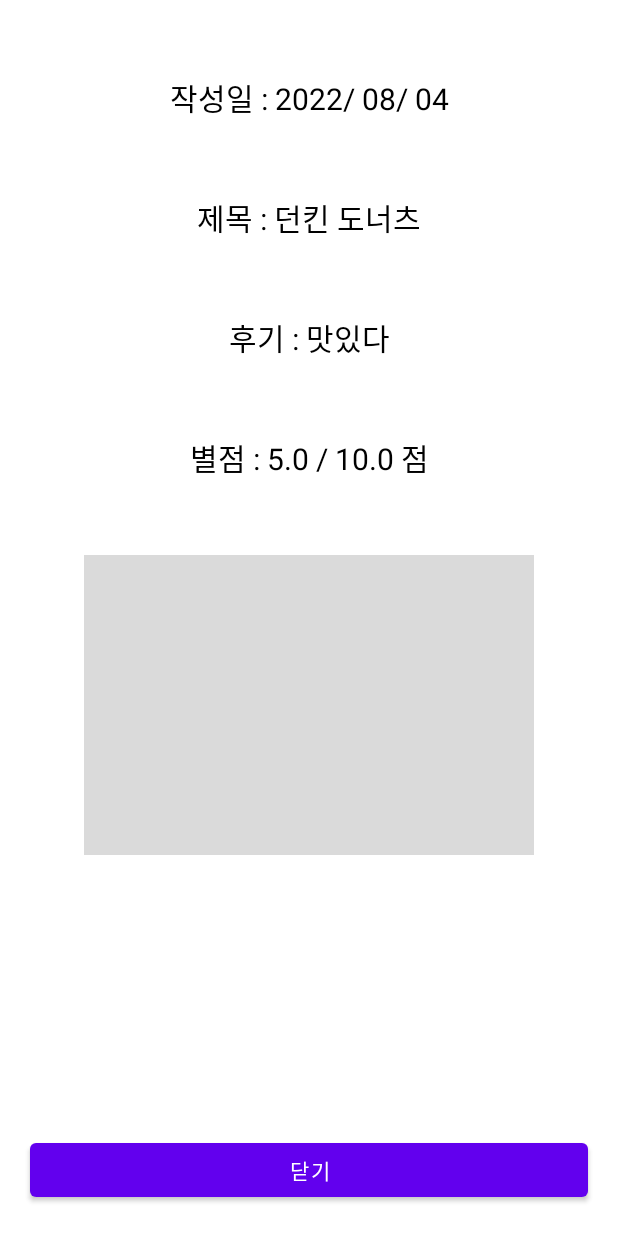
After one commit to chlqudco/MyDishList, an Android app: the DetailActivity screen opened directly, with no data from a screen before it, on a phone screen of 412 x 824 dp. The commit adds this screen. Run offline under Robolectric (Android 15) with nearby library versions, the phone set to English and light mode, and no system bars; 1 statement that could not run was skipped.

Commit message:
상세 화면 구현 완료

```diff
--- a/app/src/main/java/com/chlqudco/develop/mydishlist/data/entity/RecordEntity.kt
+++ b/app/src/main/java/com/chlqudco/develop/mydishlist/data/entity/RecordEntity.kt
@@ -14,5 +14,6 @@ data class RecordEntity(
     @ColumnInfo val title : String,
     @ColumnInfo val rating: Float,
     @ColumnInfo val date: Long,
+    @ColumnInfo val review: String,
     @ColumnInfo val imageUrl: String?
 ):Parcelable
--- a/app/src/main/java/com/chlqudco/develop/mydishlist/di/AppModule.kt
+++ b/app/src/main/java/com/chlqudco/develop/mydishlist/di/AppModule.kt
@@ -8,6 +8,7 @@ import com.chlqudco.develop.mydishlist.domain.Record.AddRecordUseCase
 import com.chlqudco.develop.mydishlist.domain.Record.GetRecordItemUseCase
 import com.chlqudco.develop.mydishlist.domain.Record.GetRecordListUseCase
 import com.chlqudco.develop.mydishlist.presentation.addrecord.AddRecordViewModel
+import com.chlqudco.develop.mydishlist.presentation.detail.DetailViewModel
 import com.chlqudco.develop.mydishlist.presentation.main.MainViewModel
 import kotlinx.coroutines.Dispatchers
 import org.koin.android.ext.koin.androidApplication
@@ -23,6 +24,7 @@ internal val appModule = module{
     //뷰모델
     viewModel { MainViewModel(get()) }
     viewModel { AddRecordViewModel(get())}
+    viewModel { DetailViewModel() }
 
     //유스케이스
     factory { GetRecordListUseCase(get()) }
--- a/app/src/main/java/com/chlqudco/develop/mydishlist/presentation/adapter/RecordListAdapter.kt
+++ b/app/src/main/java/com/chlqudco/develop/mydishlist/presentation/adapter/RecordListAdapter.kt
@@ -6,11 +6,10 @@ import android.view.ViewGroup
 import androidx.recyclerview.widget.RecyclerView
 import com.chlqudco.develop.mydishlist.data.entity.RecordEntity
 import com.chlqudco.develop.mydishlist.databinding.ItemFoodBinding
-import com.chlqudco.develop.mydishlist.utility.BitmapConverter
 import java.text.SimpleDateFormat
 import java.util.*
 
-class RecordListAdapter: RecyclerView.Adapter<RecordListAdapter.RecordViewHolder>() {
+class RecordListAdapter(val clickedListener: (RecordEntity) -> Unit): RecyclerView.Adapter<RecordListAdapter.RecordViewHolder>() {
 
     var recordList: List<RecordEntity> = mutableListOf()
 
@@ -29,6 +28,9 @@ class RecordListAdapter: RecyclerView.Adapter<RecordListAdapter.RecordViewHolder
             }
 
             //클릭 시 상세페이지 이동
+            binding.root.setOnClickListener {
+                clickedListener(record)
+            }
         }
     }
 
--- a/app/src/main/java/com/chlqudco/develop/mydishlist/presentation/addrecord/AddRecordActivity.kt
+++ b/app/src/main/java/com/chlqudco/develop/mydishlist/presentation/addrecord/AddRecordActivity.kt
@@ -36,6 +36,7 @@ internal class AddRecordActivity : BaseActivity<AddRecordViewModel, ActivityAddR
         getResult = registerForActivityResult(ActivityResultContracts.StartActivityForResult()){ result->
             if (result.resultCode == RESULT_OK){
                 result.data?.data?.let {
+                    contentResolver.takePersistableUriPermission(it,Intent.FLAG_GRANT_READ_URI_PERMISSION)
                     //val bitmap = it as Bitmap
                     imageUri = it.toString()
                     //binding.addRecordPhotoImageView.setImageBitmap(bitmap)
@@ -64,7 +65,8 @@ internal class AddRecordActivity : BaseActivity<AddRecordViewModel, ActivityAddR
         binding.addRecordSaveButton.setOnClickListener {
             val title = binding.addRecordTitleEditText.text.toString()
             val rating = binding.addRecordRatingBar.rating
-            val record = RecordEntity(null, title ,rating, System.currentTimeMillis(), imageUri)
+            val review = binding.addRecordReviewEditText.text.toString()
+            val record = RecordEntity(null, title ,rating, System.currentTimeMillis(), review, imageUri)
             viewModel.addRecord(record)
             Toast.makeText(this,"추가 되었습니다.",Toast.LENGTH_SHORT).show()
             finish()
@@ -90,7 +92,7 @@ internal class AddRecordActivity : BaseActivity<AddRecordViewModel, ActivityAddR
     }
 
     private fun navigatePhoto() {
-        val intent = Intent(Intent.ACTION_GET_CONTENT)
+        val intent = Intent(Intent.ACTION_OPEN_DOCUMENT)
         intent.type = "image/*"
         getResult.launch(intent)
     }
--- /dev/null
+++ b/app/src/main/java/com/chlqudco/develop/mydishlist/presentation/detail/DetailActivity.kt
@@ -0,0 +1,56 @@
+package com.chlqudco.develop.mydishlist.presentation.detail
+
+import android.Manifest
+import android.annotation.SuppressLint
+import android.content.pm.PackageManager
+import android.net.Uri
+import android.os.Bundle
+import com.chlqudco.develop.mydishlist.data.entity.RecordEntity
+import com.chlqudco.develop.mydishlist.databinding.ActivityDetailBinding
+import com.chlqudco.develop.mydishlist.presentation.BaseActivity
+import org.koin.androidx.viewmodel.ext.android.viewModel
+import java.text.SimpleDateFormat
+import java.util.*
+
+internal class DetailActivity : BaseActivity<DetailViewModel, ActivityDetailBinding>() {
+
+    override val viewModel by viewModel<DetailViewModel>()
+
+    override fun getViewBinding(): ActivityDetailBinding = ActivityDetailBinding.inflate(layoutInflater)
+
+    override fun observeData() { }
+
+    override fun onCreate(savedInstanceState: Bundle?) {
+        super.onCreate(savedInstanceState)
+
+        initViews()
+        if (checkSelfPermission(Manifest.permission.READ_EXTERNAL_STORAGE) != PackageManager.PERMISSION_GRANTED){
+            requestPermissions(arrayOf(Manifest.permission.READ_EXTERNAL_STORAGE), 10002)
+        }
+    }
+
+    @SuppressLint("SimpleDateFormat", "SetTextI18n")
+    private fun initViews(){
+
+        //이게 맞나? ㄷㄷ;;
+        val record = intent.getParcelableExtra<RecordEntity>("record")
+        val imageUrl = intent.getStringExtra("uri")
+
+        record?.let {
+            val date = Date(record.date)
+            val sdf = SimpleDateFormat("yyyy/ MM/ dd")
+            binding.detailWriteDateTextView.text = "작성일 : ${sdf.format(date)}"
+            binding.detailTitleTextView.text = "제목 : ${record.title}"
+            binding.detailReviewTextView.text = "후기 : ${record.review}"
+            binding.detailRatingTextView.text = "별점 : ${record.rating.toInt() * 2} / 10 점"
+        }
+
+        binding.detailPhotoImageView.setImageURI(null)
+        binding.detailPhotoImageView.setImageURI(Uri.parse(imageUrl))
+
+
+        binding.detailCloseButton.setOnClickListener {
+            finish()
+        }
+    }
+}
--- /dev/null
+++ b/app/src/main/java/com/chlqudco/develop/mydishlist/presentation/detail/DetailViewModel.kt
@@ -0,0 +1,8 @@
+package com.chlqudco.develop.mydishlist.presentation.detail
+
+import com.chlqudco.develop.mydishlist.presentation.BaseViewModel
+import kotlinx.coroutines.Job
+
+internal class DetailViewModel: BaseViewModel() {
+    override fun fetchData(): Job = Job()
+}
--- a/app/src/main/java/com/chlqudco/develop/mydishlist/presentation/main/MainActivity.kt
+++ b/app/src/main/java/com/chlqudco/develop/mydishlist/presentation/main/MainActivity.kt
@@ -12,6 +12,7 @@ import com.chlqudco.develop.mydishlist.databinding.ActivityMainBinding
 import com.chlqudco.develop.mydishlist.presentation.BaseActivity
 import com.chlqudco.develop.mydishlist.presentation.adapter.RecordListAdapter
 import com.chlqudco.develop.mydishlist.presentation.addrecord.AddRecordActivity
+import com.chlqudco.develop.mydishlist.presentation.detail.DetailActivity
 import kotlinx.coroutines.CoroutineScope
 import kotlinx.coroutines.Dispatchers
 import kotlinx.coroutines.launch
@@ -23,7 +24,7 @@ internal class MainActivity : BaseActivity<MainViewModel, ActivityMainBinding>()
 
     override fun getViewBinding(): ActivityMainBinding = ActivityMainBinding.inflate(layoutInflater)
 
-    private val adapter = RecordListAdapter()
+    private lateinit var adapter: RecordListAdapter
 
     override fun onCreate(savedInstanceState: Bundle?) {
         super.onCreate(savedInstanceState)
@@ -32,8 +33,17 @@ internal class MainActivity : BaseActivity<MainViewModel, ActivityMainBinding>()
     }
 
     private fun initViews() {
+
         //다크모드 금지
         AppCompatDelegate.setDefaultNightMode(AppCompatDelegate.MODE_NIGHT_NO)
+
+        //어댑터 초기화
+        adapter = RecordListAdapter {
+            val intent = Intent(this, DetailActivity::class.java)
+            intent.putExtra("record",it)
+            intent.putExtra("uri",it.imageUrl)
+            startActivity(intent)
+        }
 
         //리사이클러뷰
         binding.mainRecyclerView.adapter = adapter
@@ -50,6 +60,7 @@ internal class MainActivity : BaseActivity<MainViewModel, ActivityMainBinding>()
     override fun onResume() {
         super.onResume()
 
+        //목록 가져오기
         CoroutineScope(Dispatchers.Main).launch {
             adapter.recordList = viewModel.getRecordList()
             if (adapter.recordList.size > 0){
--- /dev/null
+++ b/app/src/main/res/layout/activity_detail.xml
@@ -0,0 +1,86 @@
+<?xml version="1.0" encoding="utf-8"?>
+<androidx.constraintlayout.widget.ConstraintLayout xmlns:android="http://schemas.android.com/apk/res/android"
+    xmlns:app="http://schemas.android.com/apk/res-auto"
+    xmlns:tools="http://schemas.android.com/tools"
+    android:layout_width="match_parent"
+    android:layout_height="match_parent"
+    tools:context=".presentation.detail.DetailActivity">
+
+    <TextView
+        android:id="@+id/detailWriteDateTextView"
+        android:layout_width="wrap_content"
+        android:layout_height="wrap_content"
+        android:text="작성일 : 2022/ 08/ 04"
+        app:layout_constraintStart_toStartOf="parent"
+        app:layout_constraintEnd_toEndOf="parent"
+        app:layout_constraintTop_toTopOf="parent"
+        android:textColor="@color/black"
+        android:textSize="20sp"
+        android:layout_marginTop="50dp"
+        />
+
+    <TextView
+        android:id="@+id/detailTitleTextView"
+        android:layout_width="wrap_content"
+        android:layout_height="wrap_content"
+        android:text="제목 : 던킨 도너츠"
+        app:layout_constraintStart_toStartOf="parent"
+        app:layout_constraintEnd_toEndOf="parent"
+        app:layout_constraintTop_toBottomOf="@id/detailWriteDateTextView"
+        android:textColor="@color/black"
+        android:textSize="20sp"
+        android:layout_marginTop="50dp"
+        />
+
+    <TextView
+        android:id="@+id/detailReviewTextView"
+        android:layout_width="wrap_content"
+        android:layout_height="wrap_content"
+        android:text="후기 : 맛있다"
+        app:layout_constraintStart_toStartOf="parent"
+        app:layout_constraintEnd_toEndOf="parent"
+        app:layout_constraintTop_toBottomOf="@id/detailTitleTextView"
+        android:textColor="@color/black"
+        android:layout_marginStart="50dp"
+        android:layout_marginEnd="50dp"
+        android:textSize="20sp"
+        android:layout_marginTop="50dp"
+        />
+
+    <TextView
+        android:id="@+id/detailRatingTextView"
+        android:layout_width="wrap_content"
+        android:layout_height="wrap_content"
+        android:text="별점 : 5.0 / 10.0 점"
+        app:layout_constraintStart_toStartOf="parent"
+        app:layout_constraintEnd_toEndOf="parent"
+        app:layout_constraintTop_toBottomOf="@id/detailReviewTextView"
+        android:textColor="@color/black"
+        android:layout_marginStart="50dp"
+        android:layout_marginEnd="50dp"
+        android:textSize="20sp"
+        android:layout_marginTop="50dp"
+        />
+
+    <ImageView
+        android:id="@+id/detailPhotoImageView"
+        android:layout_width="300dp"
+        android:layout_height="200dp"
+        app:layout_constraintStart_toStartOf="parent"
+        app:layout_constraintEnd_toEndOf="parent"
+        app:layout_constraintTop_toBottomOf="@id/detailRatingTextView"
+        android:background="#DADADA"
+        android:layout_marginTop="50dp"
+        tools:ignore="ContentDescription" />
+
+    <Button
+        android:id="@+id/detailCloseButton"
+        android:layout_width="0dp"
+        android:layout_height="wrap_content"
+        app:layout_constraintStart_toStartOf="parent"
+        app:layout_constraintEnd_toEndOf="parent"
+        app:layout_constraintBottom_toBottomOf="parent"
+        android:layout_margin="20dp"
+        android:text="닫기"/>
+
+</androidx.constraintlayout.widget.ConstraintLayout>
```
Also changed, not shown: app/src/main/AndroidManifest.xml (+6 -1 lines).
